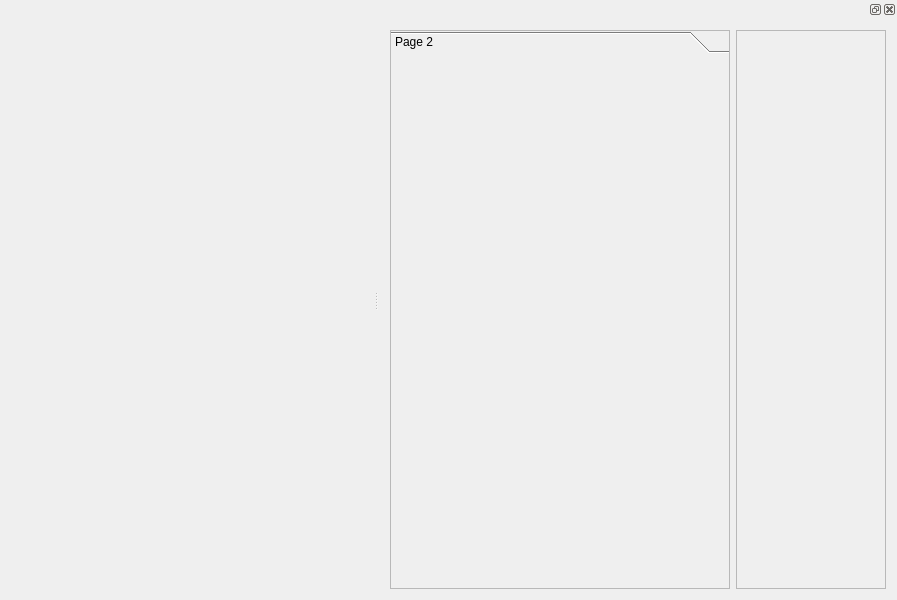
alemuntoni/HeightFieldDecomposition, file GUI/mainwindow.ui: the form before one commit.
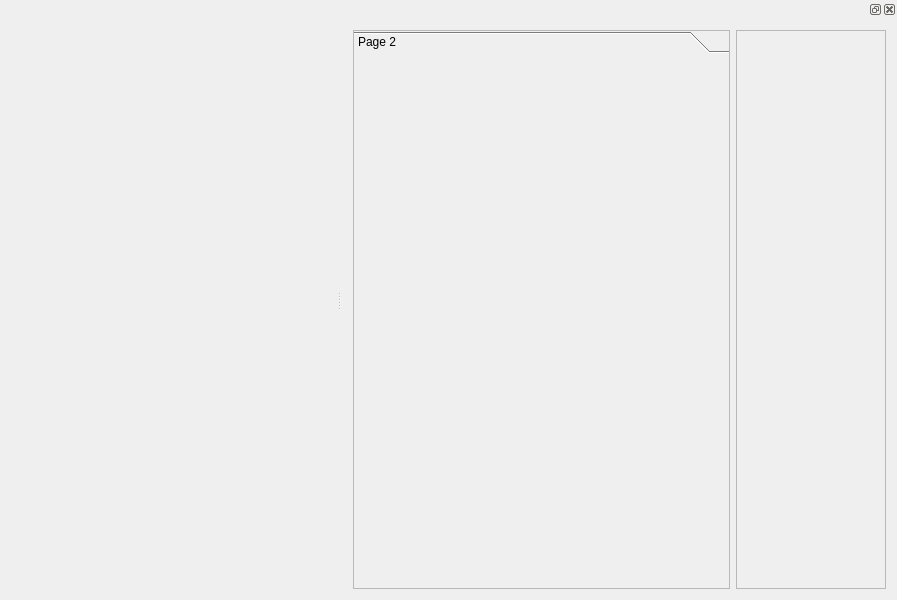
The form after the commit. Custom widgets are drawn as their Qt base class.

Commit message: Aggiunto DcelManager a interfaccia, colori Dcel non funzionanti

```diff
--- a/GUI/mainwindow.ui
+++ b/GUI/mainwindow.ui
@@ -58,7 +58,7 @@
    </property>
    <property name="minimumSize">
     <size>
-     <width>514</width>
+     <width>551</width>
      <height>233</height>
     </size>
    </property>
@@ -112,7 +112,7 @@
        </property>
        <property name="minimumSize">
         <size>
-         <width>340</width>
+         <width>377</width>
          <height>0</height>
         </size>
        </property>
@@ -133,7 +133,7 @@
          <rect>
           <x>0</x>
           <y>0</y>
-          <width>338</width>
+          <width>375</width>
           <height>499</height>
          </rect>
         </property>
```
The commit also changes 3 other files.
